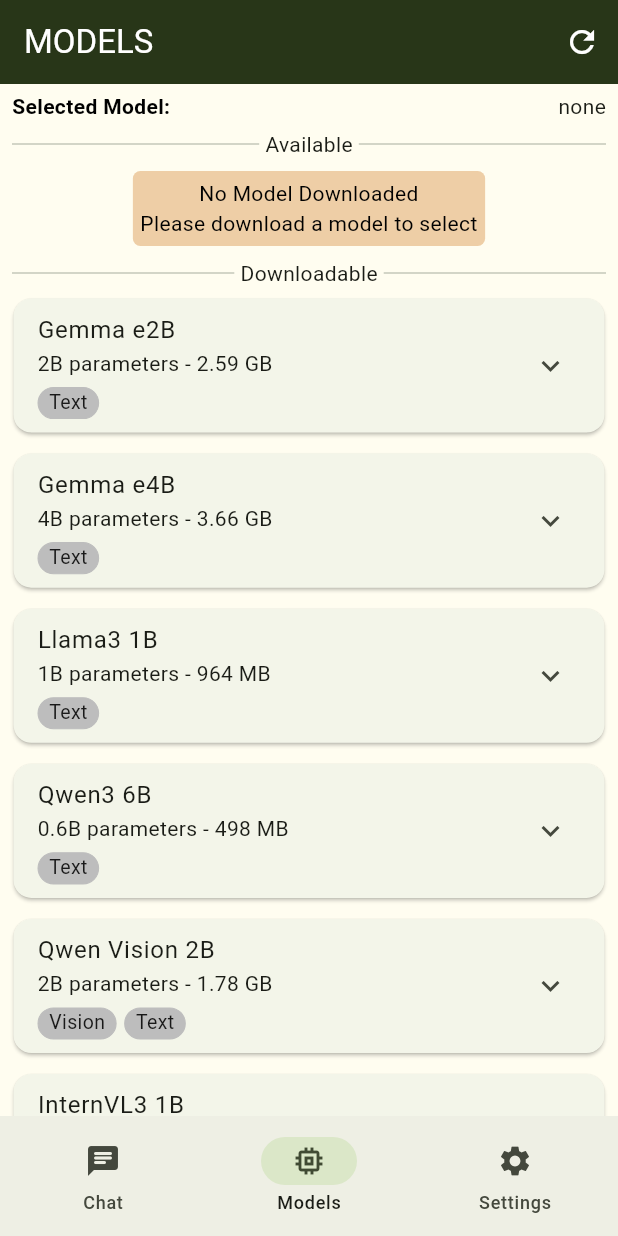
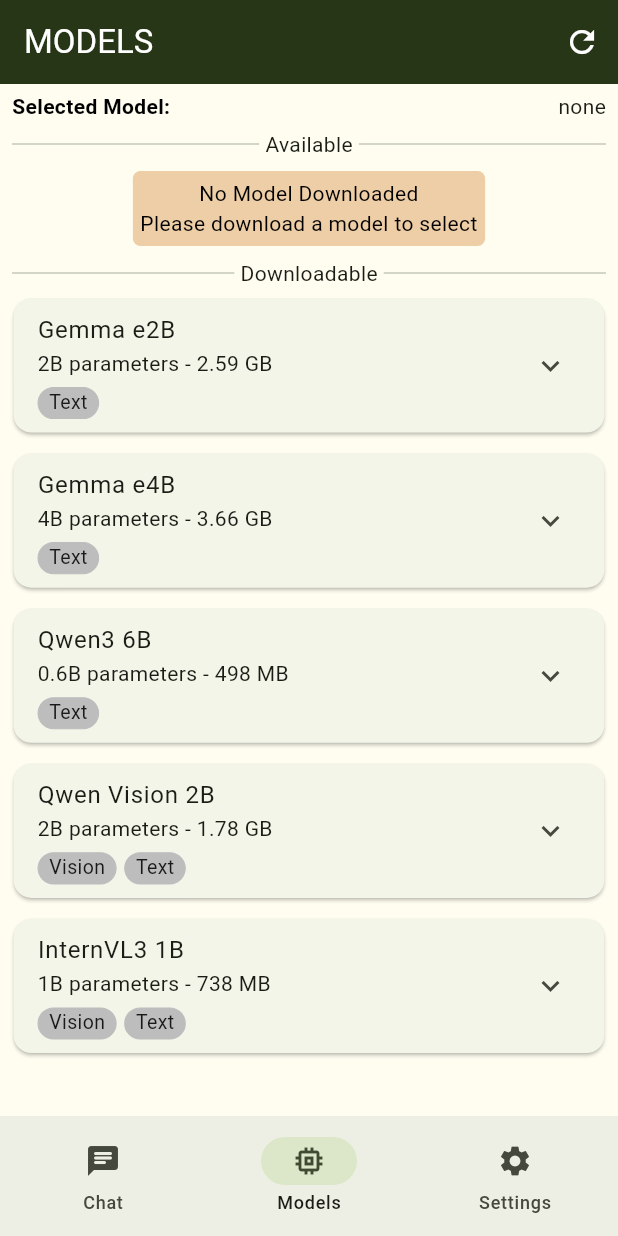
Before and after one commit to Ravish-Vishwakarma/Pike, a Flutter app: the screen it shows after launch, after a tap on "Download", on a phone screen of 412 x 824 dp. Run offline on Flutter 3.47's test engine with Material 3 defaults, Android fonts, the phone set to English and light mode, and no system bars; our stand-ins replace image_picker, sqflite; missing offline and left inert: background_downloader, litertlm; accounts and stored records are empty.

Commit message:
Update README and model management logic; enhance app description and features

```diff
--- a/lib/Services/models_page_controller.dart
+++ b/lib/Services/models_page_controller.dart
@@ -26,11 +26,16 @@
     final name = await getSelectedModelName();
     if (_disposed) return;
 
-    selectedModelName = name;
-    selectedModelId = models
+    final selectedModel = models
         .where((model) => model.name == name)
-        .firstOrNull
-        ?.id;
+        .firstOrNull;
+    if (name != 'none' && selectedModel == null) {
+      await changeConfigSelectedModelName('none');
+      if (_disposed) return;
+    }
+
+    selectedModelName = selectedModel?.name ?? 'none';
+    selectedModelId = selectedModel?.id;
     notifyListeners();
   }
 
--- a/lib/Utilities/models.dart
+++ b/lib/Utilities/models.dart
@@ -48,16 +48,6 @@
     parameters: "4B",
     modalities: [ModelModality.text],
   ),
-  "llama-3.2-1b": AIModel(
-    id: 3,
-    name: "Llama3 1B",
-    filename: "llama3_2_1b_mixed_int4_gpu.litertlm",
-    download:
-        "https://huggingface.co/litert-community/Llama-3.2-1B/resolve/main/llama3_2_1b_mixed_int4_gpu.litertlm",
-    size: "964 MB",
-    parameters: "1B",
-    modalities: [ModelModality.text],
-  ),
   "qwen3-0.6b": AIModel(
     id: 4,
     name: "Qwen3 6B",
```
Also changed, not shown: 1 other file.
